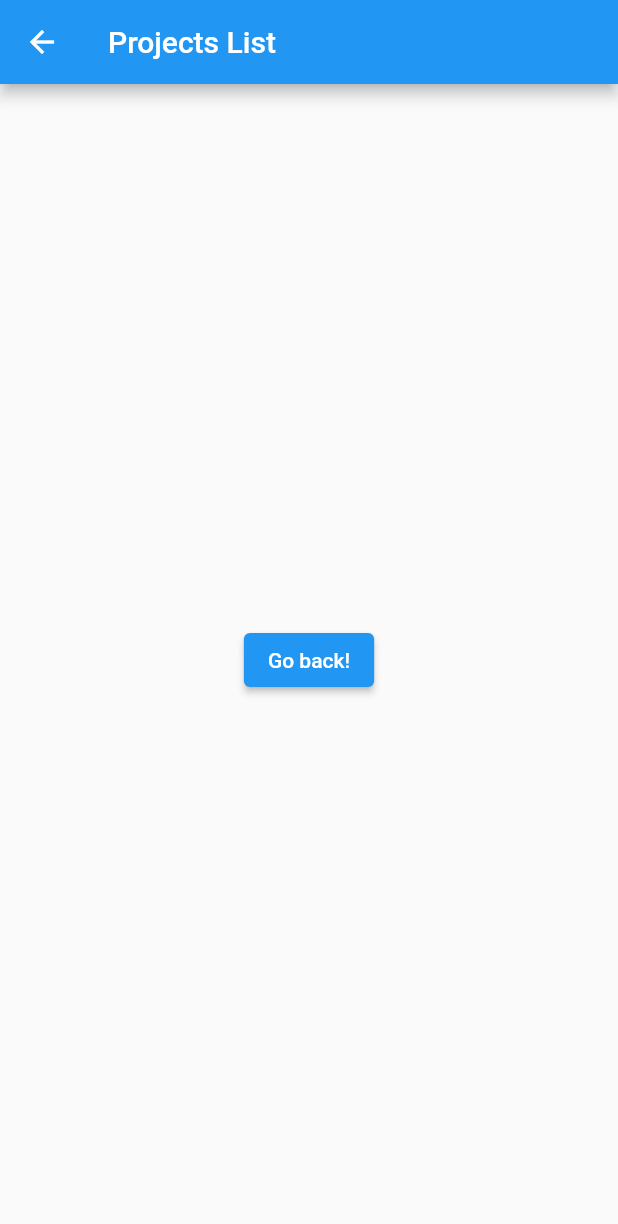
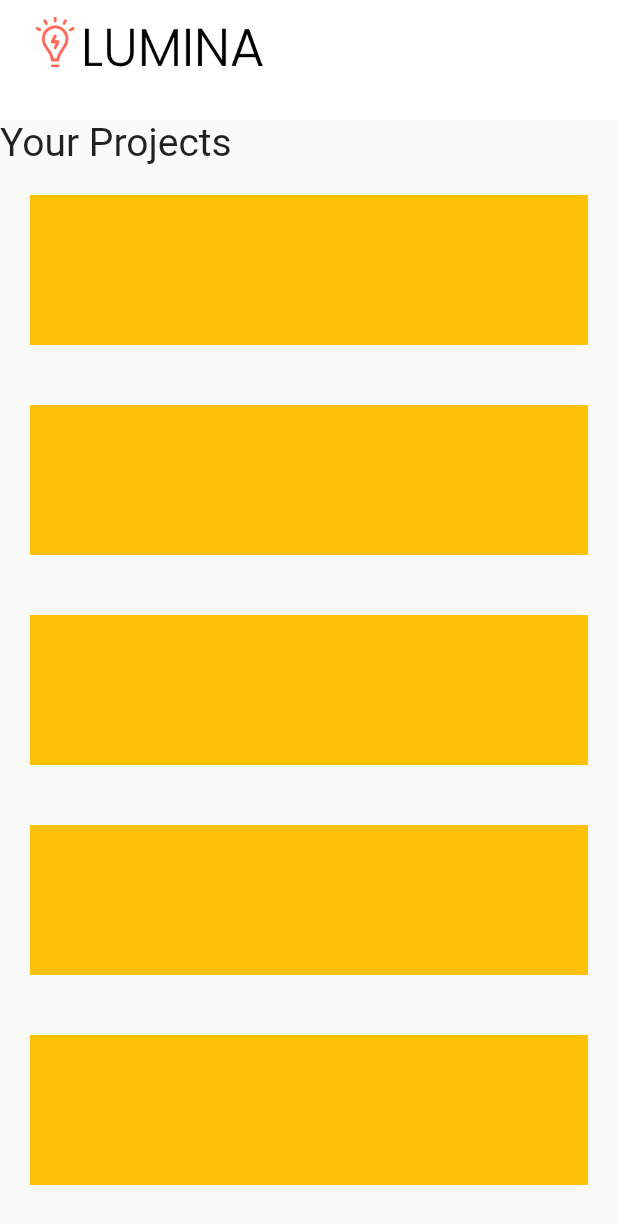
Before and after one commit to EAES/lumina, a Flutter app: the ListProjects screen opened directly, on a phone screen of 412 x 824 dp. Shown: the top 1224 px of the screen. Run offline on Flutter 3.47's test engine with Material 2 defaults, Android fonts, the light colour scheme and no system bars.

Commit message:
create projects listview

```diff
--- a/lib/list_projects.dart
+++ b/lib/list_projects.dart
@@ -1,4 +1,5 @@
 import 'package:flutter/material.dart';
+import 'appbar.dart';
 
 class ListProjects extends StatelessWidget {
   const ListProjects({super.key});
@@ -6,16 +7,56 @@ class ListProjects extends StatelessWidget {
   @override
   Widget build(BuildContext context) {
     return Scaffold(
-      appBar: AppBar(
-        title: const Text('Projects List'),
-      ),
-      body: Center(
-        child: ElevatedButton(
-          onPressed: () {
-            // Navigate back to first route when tapped.
-          },
-          child: const Text('Go back!'),
-        ),
+      appBar: const CustomAppBar(),
+      body: ListView(
+        children: [
+          const Text(
+            "Your Projects",
+            style: TextStyle(fontSize: 26),
+          ),
+          Padding(
+            padding: const EdgeInsets.all(20),
+            child: Container(
+              height: 100,
+              color: Colors.amber,
+            ),
+          ),
+          Padding(
+            padding: const EdgeInsets.all(20),
+            child: Container(
+              height: 100,
+              color: Colors.amber,
+            ),
+          ),
+          Padding(
+            padding: const EdgeInsets.all(20),
+            child: Container(
+              height: 100,
+              color: Colors.amber,
+            ),
+          ),
+          Padding(
+            padding: const EdgeInsets.all(20),
+            child: Container(
+              height: 100,
+              color: Colors.amber,
+            ),
+          ),
+          Padding(
+            padding: const EdgeInsets.all(20),
+            child: Container(
+              height: 100,
+              color: Colors.amber,
+            ),
+          ),
+          Padding(
+            padding: const EdgeInsets.all(20),
+            child: Container(
+              height: 100,
+              color: Colors.amber,
+            ),
+          ),
+        ],
       ),
     );
   }
```
